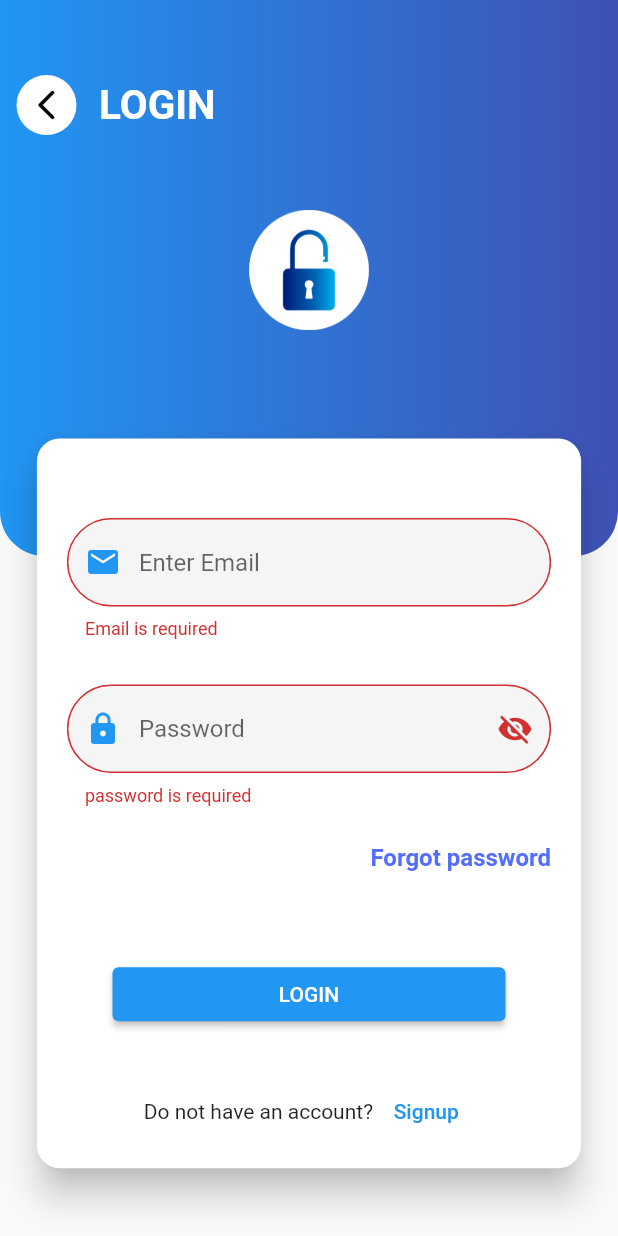
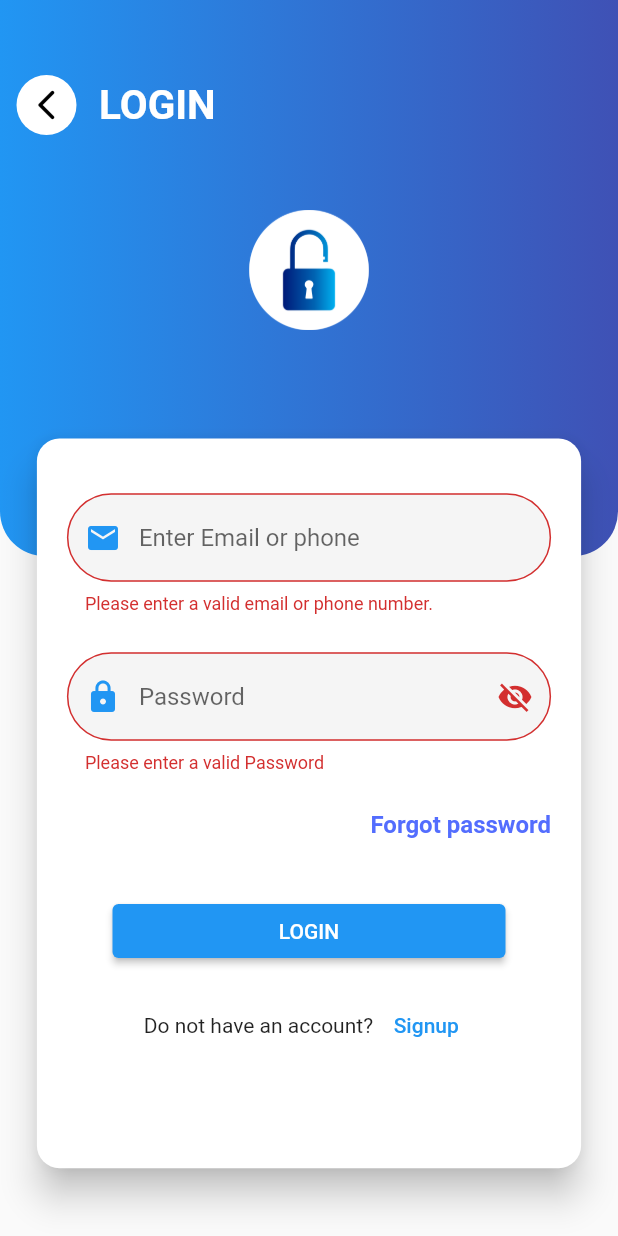
Before and after one commit to shivamkushwah47/task-management, a Flutter app: the LoginView screen opened by its route, after a tap on "LOGIN", on a phone screen of 412 x 824 dp. Run offline on Flutter 3.47's test engine with Material 2 defaults, Android fonts, the light colour scheme and no system bars; our stand-ins replace animated_splash_screen, awesome_dialog, cloud_firestore, connectivity_plus, convex_bottom_bar, dropdown_search and 14 more; missing offline and left inert: calendar_appbar, fl_country_code_picker; accounts and stored records are empty.

Commit message:
phoneORemail login, allTaskfetch, adminORuser logic Compeated by shiva!

```diff
--- a/lib/feature/admin_create_task/view/create_task_view.dart
+++ b/lib/feature/admin_create_task/view/create_task_view.dart
@@ -19,9 +19,9 @@
           children: [
             UserAccountsDrawerHeader(
               accountName: Text(FireBase.userInfo['name']),
-              accountEmail: Text("abc@gmail.com"),
+              accountEmail: Text(FireBase.userInfo['email']),
               currentAccountPicture: CircleAvatar(
-                backgroundImage: AssetImage("assets/dp.png"),
+                backgroundImage: AssetImage('assets/Image/Profileimage.png'),
               ),
             ),
             ListTile(
@@ -196,7 +196,7 @@
                                           disabledItemFn: (String s) =>
                                               s.startsWith('I'),
                                         ),
-                                        items: controller.Alluser,
+                                        items: FireBase.userInfo['role']=="admin"?controller.Alluser:controller.userlist,
                                         dropdownDecoratorProps:
                                             DropDownDecoratorProps(
                                           dropdownSearchDecoration:
--- a/lib/feature/admin_home_page/admin_inprogress _page/view/inprogress_page_view.dart
+++ b/lib/feature/admin_home_page/admin_inprogress _page/view/inprogress_page_view.dart
@@ -7,6 +7,8 @@
 import 'package:get/get_state_manager/src/simple/get_view.dart';
 import 'package:visiter_app/core/routes.dart';
 import 'package:visiter_app/feature/admin_home_page/admin_inprogress%20_page/controller/inprogress_page_controller.dart';
+
+import '../../../../core/firebase/firebase.dart';
 
 class InProgressView extends GetView<InProgressController> {
   @override
@@ -94,9 +96,7 @@
                               ),
                             ),
                             StreamBuilder(
-                              stream: FirebaseFirestore.instance
-                                  .collection("mytask/mytask/InProgress")
-                                  .snapshots(),
+                              stream: FireBase.userInfo['role']=="admin"?controller.InProgressSnapshota:controller.InProgressSnapshotu,
                               builder: (BuildContext context,
                                   AsyncSnapshot<QuerySnapshot> snapshot) {
                                 if (snapshot.hasError) {
--- a/lib/feature/admin_teammember_page/view/team_page_view.dart
+++ b/lib/feature/admin_teammember_page/view/team_page_view.dart
@@ -20,7 +20,7 @@
               accountName: Text(FireBase.userInfo['name']),
               accountEmail: Text(FireBase.userInfo['email']),
               currentAccountPicture: CircleAvatar(
-                backgroundImage: AssetImage("assets/dp.png"),
+                backgroundImage: AssetImage('assets/Image/Profileimage.png'),
               ),
             ),
             ListTile(
--- a/lib/feature/bottambar/binding/bottombar_binding.dart
+++ b/lib/feature/bottambar/binding/bottombar_binding.dart
@@ -1,4 +1,5 @@
 import 'package:get/get.dart';
+import 'package:visiter_app/feature/admin_AllTask_page/controller/All_Task_controller.dart';
 import 'package:visiter_app/feature/admin_create_task/controller/create_task_controller.dart';
 import '../../Forgot_pass/controller/Forgot_controller.dart';
 import '../../admin_home_page/controller/home_page-controller.dart';
@@ -18,6 +19,7 @@
     Get.put(RegisterController());
     Get.put(ForgotController());
     Get.put(CreateTaskController());
+    Get.put(AllTaskController());
     Get.lazyPut(()=>HomePageController());
 
   }
--- a/lib/feature/login/controller/login_controller.dart
+++ b/lib/feature/login/controller/login_controller.dart
@@ -1,47 +1,57 @@
 import 'package:awesome_dialog/awesome_dialog.dart';
-import 'package:connectivity_plus/connectivity_plus.dart';
 import 'package:firebase_auth/firebase_auth.dart';
 import 'package:flutter/material.dart';
-import 'package:form_field_validator/form_field_validator.dart';
 import 'package:get/get.dart';
 import 'package:get_storage/get_storage.dart';
 import 'package:google_sign_in/google_sign_in.dart';
 import 'package:internet_connection_checker/internet_connection_checker.dart';
 import 'package:visiter_app/core/components/loader.dart';
+import 'package:visiter_app/core/firebase/firebase.dart';
 import 'package:visiter_app/core/routes.dart';
-
-import '../../../core/firebase/firebase.dart';
+import 'package:email_validator/email_validator.dart';
 
 class LoginController extends GetxController {
-
   final getStorage = GetStorage();
   late final phone = TextEditingController();
   final pass = TextEditingController();
   final GlobalKey<FormState> loginFormKey = GlobalKey<FormState>();
+
   // late TextEditingController emailController = TextEditingController();
   // late TextEditingController passwordController = TextEditingController();
 
-  final passwordValidator = MultiValidator([
-    RequiredValidator(errorText: 'password is required'),
-    MinLengthValidator(8, errorText: 'password must be at least 8 digits long'),
-    PatternValidator(r'(?=.*?[#?!@$%^&*-])', errorText: 'passwords must have at least one special character')
-  ]);
+  // final passwordValidator = MultiValidator([
+  //   RequiredValidator(errorText: 'password is required'),
+  //   MinLengthValidator(8, errorText: 'password must be at least 8 digits long'),
+  //   PatternValidator(r'(?=.*?[#?!@$%^&*-])',
+  //       errorText: 'passwords must have at least one special character')
+  // ]);
 
-  final EmailValidator = MultiValidator([
-    RequiredValidator(errorText: "Email is required"),
-    PatternValidator(r"^[a-zA-Z0-9.a-zA-Z0-9.!#$%&'*+-/=?^_`{|}~]+@[a-zA-Z0-9]+\.[a-zA-Z]+", errorText: 'please enter valid email')
+  // final EmailValidator = MultiValidator([
+  //   RequiredValidator(errorText: "Email is required"),
+  //   PatternValidator(
+  //       r'^(([^<>()[\]\\.,;:\s@\"]+(\.[^<>()[\]\\.,;:\s@\"]+)*)|(\".+\"))@((\[[0-9]{1,3}\.[0-9]{1,3}\.[0-9]{1,3}\.[0-9]{1,3}\])|(([a-zA-Z\-0-9]+\.)+[a-zA-Z]{2,}))$',||
+  //       errorText: 'please enter valid email')
+  // ]);
 
-  ]);
+  bool isEmail(String input) => EmailValidator.validate(input);
+
+  bool isPhone(String input) => RegExp(
+      r'^[\+]?[(]?[0-9]{3}[)]?[-\s\.]?[0-9]{3}[-\s\.]?[0-9]{4,6}$'
+  ).hasMatch(input);
+
+  bool validateStructure(String value){
+    String  pattern = r'(?=.*?[#?!@$%^&*-])';
+    RegExp regExp = new RegExp(pattern);
+    return regExp.hasMatch(value);
+  }
 
   RxBool autologin = false.obs;
   RxBool ispasshidden = true.obs;
   bool formSatus = true;
-  var isPasswordHidden= true.obs;
+  var isPasswordHidden = true.obs;
 
   var email = '';
   var password = '';
-
-
 
   final FirebaseAuth _auth = FirebaseAuth.instance;
 
@@ -50,8 +60,6 @@
     super.onInit();
     autologin.value = true;
   }
-
-
 
   // isEmail(email) {
   //   bool isEmailValid = EmailValidator.validate(email);
@@ -99,11 +107,11 @@
   //    }
   //  }
 
-  Future login(context,phone,pass) async{
+  Future login(context, phone, pass) async {
     if (loginFormKey.currentState!.validate()) {
       print("form validated");
       Loader.showLoader(context);
-      if(!(await InternetConnectionChecker().hasConnection)){
+      if (!(await InternetConnectionChecker().hasConnection)) {
         Get.back();
         AwesomeDialog(
           context: context,
@@ -111,17 +119,16 @@
           title: 'Warning!!',
           desc: 'Check internet connection',
         ).show();
-      }else{
+      } else {
         Get.back();
         FireBase.getData(context, phone, pass);
       }
-
     }
   }
 
-  forgotPassword(context) async{
+  forgotPassword(context) async {
     Loader.showLoader(context);
-      if(!(await InternetConnectionChecker().hasConnection)){
+    if (!(await InternetConnectionChecker().hasConnection)) {
       Get.back();
       AwesomeDialog(
         context: context,
@@ -129,13 +136,12 @@
         title: 'Warning!!',
         desc: 'Check internet connection',
       ).show();
-      }else{
+    } else {
       Get.back();
       Get.toNamed(Routes.forgotpass);
     }
+  }
 
-
-  }
   //
   // void checkconn() async {
   //   var connectionresult = await (Connectivity().checkConnectivity());
@@ -161,15 +167,11 @@
   //   });
   // }
 
-
-  EmailPassSignout(){
+  EmailPassSignout() {
     FirebaseAuth.instance.signOut().then((value) {
       print("Logout successfully");
     });
   }
-
-
-
 
   googleLogin() async {
     print("googleLogin method Called");
@@ -202,5 +204,4 @@
     await GoogleSignIn().disconnect();
     FirebaseAuth.instance.signOut();
   }
-
 }
--- a/lib/feature/login/view/login_view.dart
+++ b/lib/feature/login/view/login_view.dart
@@ -90,7 +90,7 @@
                                   child: Column(
                                     children: [
                                       SizedBox(
-                                        height: Get.height * 0.04,
+                                        height: Get.height * 0.02,
                                       ),
                                       TextFormField(
                                         style: TextStyle(
@@ -101,7 +101,7 @@
                                                 color: Colors.blue),
                                             fillColor: Colors.grey.shade100,
                                             filled: true,
-                                              hintText: "Enter Email",
+                                            hintText: "Enter Email or phone",
                                             border: OutlineInputBorder(
                                               borderRadius:
                                                   BorderRadius.circular(30),
@@ -110,14 +110,20 @@
                                                 color: Colors.blue,
                                               ),
                                             )),
-                                          controller:
-                                              controller.phone,
+                                        controller: controller.phone,
                                         onSaved: (value) {
                                           controller.email = value!;
                                         },
-                                          validator: controller.EmailValidator),
+                                        validator: (value) {
+                                          if (!controller.isEmail(value!) &&
+                                              !controller.isPhone(value)) {
+                                            return 'Please enter a valid email or phone number.';
+                                          }
+                                          return null;
+                                        },
+                                      ),
                                       SizedBox(
-                                        height: 30,
+                                        height: 25,
                                       ),
                                       Obx(() => (TextFormField(
                                           style: TextStyle(),
@@ -152,15 +158,19 @@
                                                           .value;
                                                 }),
                                           ),
-                                          controller:
-                                              controller.pass,
+                                          controller: controller.pass,
                                           onSaved: (value) {
                                             controller.password = value!;
                                           },
-                                          validator:
-                                              controller.passwordValidator))),
+                                          validator: (value) {
+                                            if (!controller
+                                                .validateStructure(value!)) {
+                                              return 'Please enter a valid Password';
+                                            }
+                                            return null;
+                                          }))),
                                       SizedBox(
-                                        height: Get.height*0.03,
+                                        height: Get.height * 0.03,
                                       ),
                                       Row(
                                         mainAxisAlignment:
@@ -174,7 +184,6 @@
                                                   fontWeight: FontWeight.bold,
                                                   color: Colors.indigoAccent),
                                             ),
-
                                             onTap: () {
                                               controller
                                                   .forgotPassword(context);
@@ -183,13 +192,16 @@
                                         ],
                                       ),
                                       SizedBox(
-                                        height: Get.height*0.07,
+                                        height: Get.height * 0.045,
                                       ),
                                       SizedBox(
                                         width: Get.width - 150,
                                         child: ElevatedButton(
                                             onPressed: () {
-                                              controller.login(context,controller.phone.text, controller.pass.text);
+                                              controller.login(
+                                                  context,
+                                                  controller.phone.text,
+                                                  controller.pass.text);
                                             },
                                             child: Text(
                                               'LOGIN',
@@ -198,7 +210,7 @@
                                             )),
                                       ),
                                       SizedBox(
-                                        height: 30,
+                                        height: 15,
                                       ),
                                       Container(
                                         child: Row(
--- a/lib/feature/reasy_to_task/controller/ready_task_controller.dart
+++ b/lib/feature/reasy_to_task/controller/ready_task_controller.dart
@@ -2,9 +2,11 @@
 import 'package:cloud_firestore/cloud_firestore.dart';
 import 'package:flutter/material.dart';
 import 'package:get/get.dart';
+import 'package:intl/intl.dart';
 
 class ReadyToTaskController extends GetxController {
   var selectedDate = DateTime.now().obs;
+  final Rxn<int> selected = Rxn<int>();
 
   chooseDate() async {
     DateTime? pickedDate = await showDatePicker(
--- a/lib/feature/setting/view/setting_view.dart
+++ b/lib/feature/setting/view/setting_view.dart
@@ -20,7 +20,7 @@
               accountName: Text(FireBase.userInfo['name']),
               accountEmail: Text(FireBase.userInfo['email']),
               currentAccountPicture: CircleAvatar(
-                backgroundImage: AssetImage("assets/dp.png"),
+                backgroundImage: AssetImage('assets/Image/Profileimage.png'),
               ),
             ),
             ListTile(
```
Also changed, not shown: lib/core/firebase/firebase.dart (+60 -18 lines), lib/feature/admin_AllTask_page/controller/All_Task_controller.dart (+10 -0 lines), lib/feature/admin_AllTask_page/view/ALL_Task_view.dart (+63 -107 lines), lib/feature/admin_create_task/controller/create_task_controller.dart (+9 -2 lines), lib/feature/admin_home_page/admin_done_page/controller/done_page_controller.dart (+8 -1 lines), lib/feature/admin_home_page/admin_done_page/view/done_page_view.dart (+5 -6 lines), lib/feature/admin_home_page/admin_inprogress _page/controller/inprogress_page_controller.dart (+8 -0 lines), lib/feature/admin_home_page/admin_todo_pages/controller/todo_page_controller.dart (+18 -0 lines), lib/feature/admin_home_page/admin_todo_pages/view/todo_page_view.dart (+4 -3 lines), lib/feature/change_your_pass/view/change_your_pass_view.dart (+2 -14 lines), lib/feature/reasy_to_task/view/ready_task_view.dart (+31 -32 lines). Lines whose indentation alone changed are shown as unchanged.
